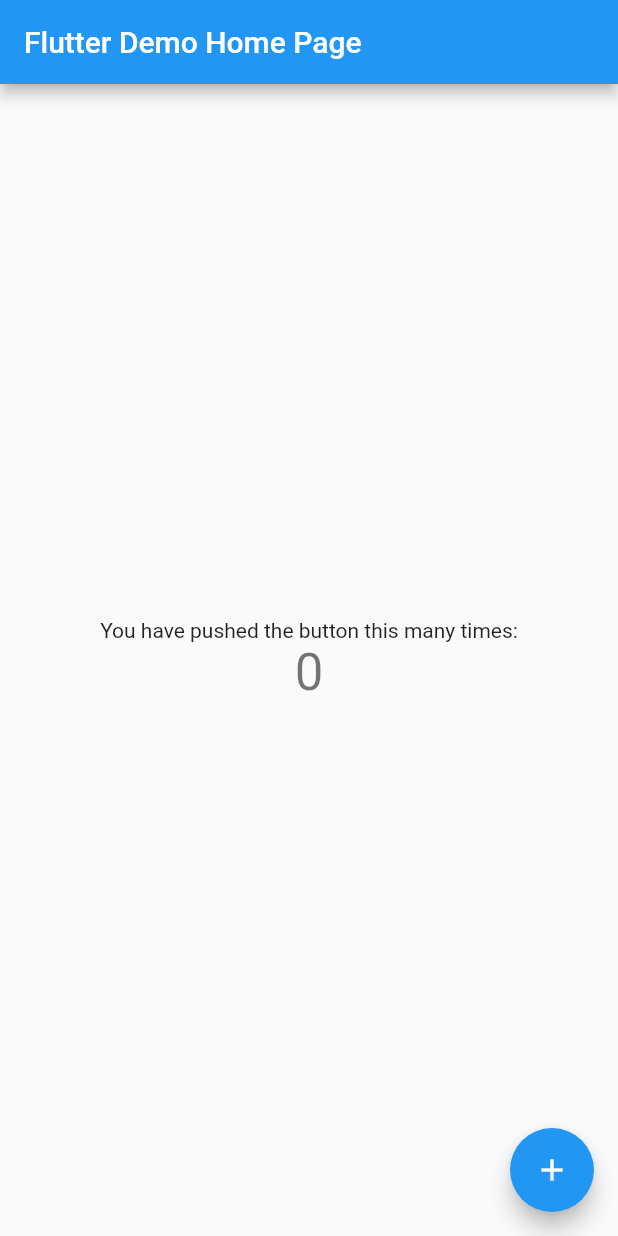
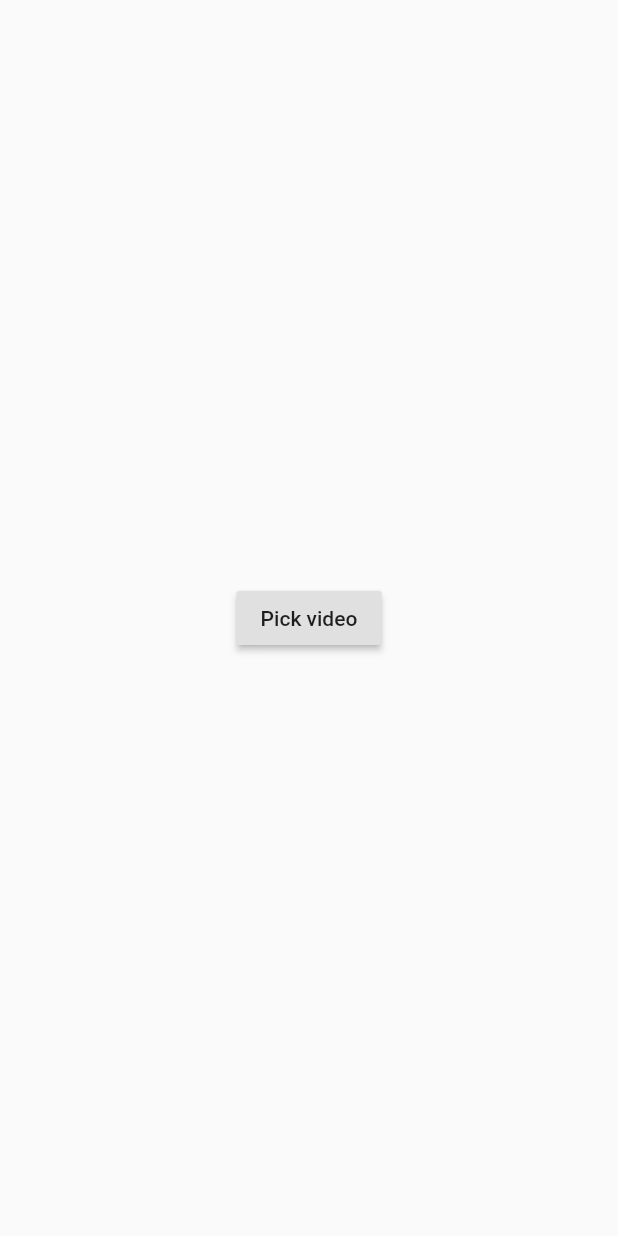
Before and after one commit to crtl/flutter-bugs, a Flutter app: the screen it shows after launch, on a phone screen of 412 x 824 dp. Run offline on Flutter 3.47's test engine with Material 2 defaults, Android fonts, the phone set to English and light mode, and no system bars; our stand-ins replace image_picker.

Commit message:
Adds demo for wrong filetype when using pickVideo.

```diff
--- /dev/null
+++ b/lib/image_picker_screen.dart
@@ -0,0 +1,29 @@
+
+import 'package:flutter/material.dart';
+import 'package:image_picker/image_picker.dart';
+
+class ImagePickerScreen extends StatefulWidget {
+  @override
+  _ImagePickerScreenState createState() => _ImagePickerScreenState();
+}
+
+class _ImagePickerScreenState extends State<ImagePickerScreen> {
+
+  _pickVideo() async {
+    final file = await ImagePicker.pickVideo(source: ImageSource.gallery);
+
+    print("ImagePickerScreen._pickVideo.video = ${file.path}");
+  }
+
+  @override
+  Widget build(BuildContext context) {
+    return Scaffold(
+      body: Center(
+        child: RaisedButton(
+          child: const Text("Pick video"),
+          onPressed: _pickVideo,
+        ),
+      ),
+    );
+  }
+}
--- a/lib/main.dart
+++ b/lib/main.dart
@@ -1,3 +1,4 @@
+import 'package:bugs/image_picker_screen.dart';
 import 'package:flutter/material.dart';
 
 void main() => runApp(MyApp());
@@ -20,7 +21,7 @@
         // is not restarted.
         primarySwatch: Colors.blue,
       ),
-      home: MyHomePage(title: 'Flutter Demo Home Page'),
+      home: ImagePickerScreen(),
     );
   }
 }
--- a/pubspec.yaml
+++ b/pubspec.yaml
@@ -23,6 +23,9 @@
   # The following adds the Cupertino Icons font to your application.
   # Use with the CupertinoIcons class for iOS style icons.
   cupertino_icons: ^0.1.2
+
+  image_picker: ^0.6.3+4
+  # image_picker: ^0.6.3+1
 
 dev_dependencies:
   flutter_test:
```
Also changed, not shown: pubspec.lock.
